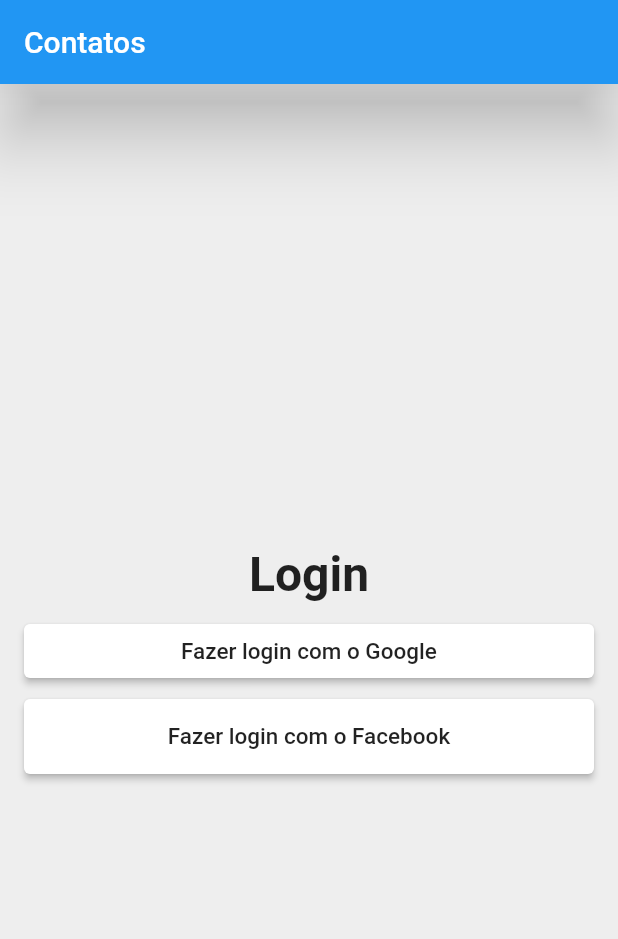
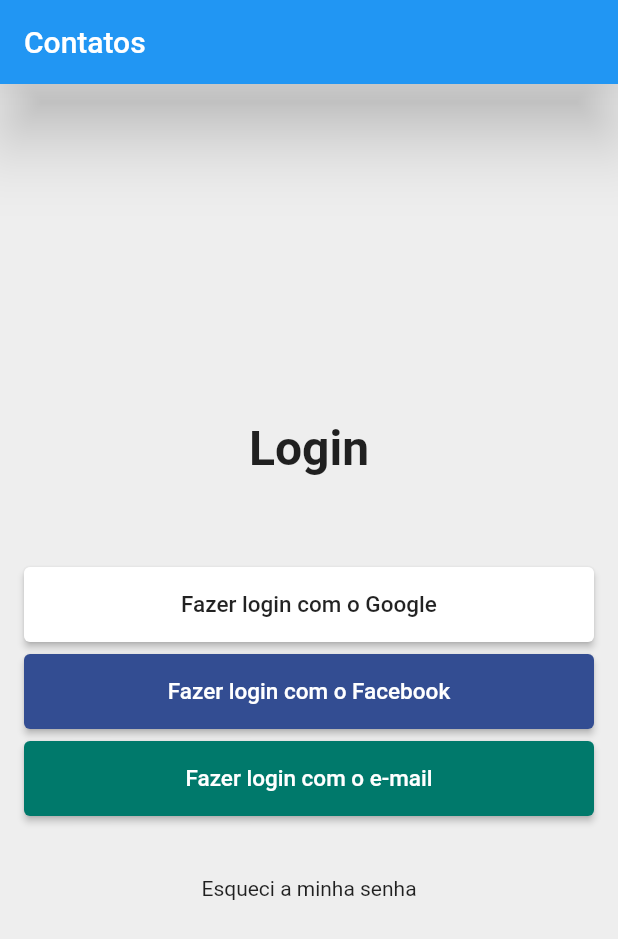
Before and after one commit to victormdev/flutter_app, a Flutter app: the screen it shows after launch, on a phone screen of 412 x 824 dp. Shown: the top 939 px of the screen. Run offline on Flutter 3.47's test engine with Material 2 defaults, Android fonts, the phone set to English and light mode, and no system bars.

Commit message:
adding the remaining buttons

```diff
--- a/lib/app/sign_in/sign_in_page.dart
+++ b/lib/app/sign_in/sign_in_page.dart
@@ -30,27 +30,33 @@ Widget _buildContent(){
       ),
 
     ),
-    SizedBox(height: 8.0),
-      RaisedButton(
-        child: Text(
-            'Fazer login com o Google',
-            style: TextStyle(color: Colors.black87, fontSize: 15.0),
-        ),
+      SizedBox(height: 60.0),
+      SignInButton(
+        text: 'Fazer login com o Google',
+        textColor: Colors.black87,
         color: Colors.white,
-        shape: RoundedRectangleBorder(
-          borderRadius: BorderRadius.all(
-            Radius.circular(4.0),
-          )
-        ),
         onPressed: () {},
       ),
       SizedBox(height: 8.0),
       SignInButton(
         text: 'Fazer login com o Facebook',
-        textColor: Colors.black87,
-        color: Colors.white,
+        textColor: Colors.white,
+        color: Color(0xFF334D92),
         onPressed: () {},
       ),
+      SizedBox(height: 8.0),
+      SignInButton(
+        text: 'Fazer login com o e-mail',
+        textColor: Colors.white,
+        color: Colors.teal[700],
+        onPressed: () {},
+      ),
+      SizedBox(height: 40.0),
+      Text(
+          'Esqueci a minha senha',
+        style: TextStyle(fontSize: 14.0, color: Colors.black87),
+        textAlign: TextAlign.center,
+      )
     ],
     ),
     );
```
